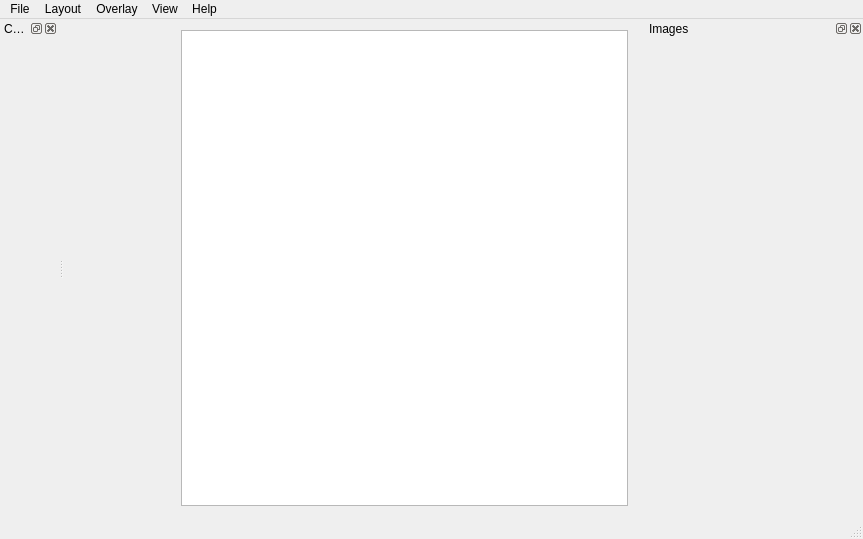
Above: mainwindow.ui from GIBIS-UNIFESP/BIAL-GUI before the change. Below: the same form after it.
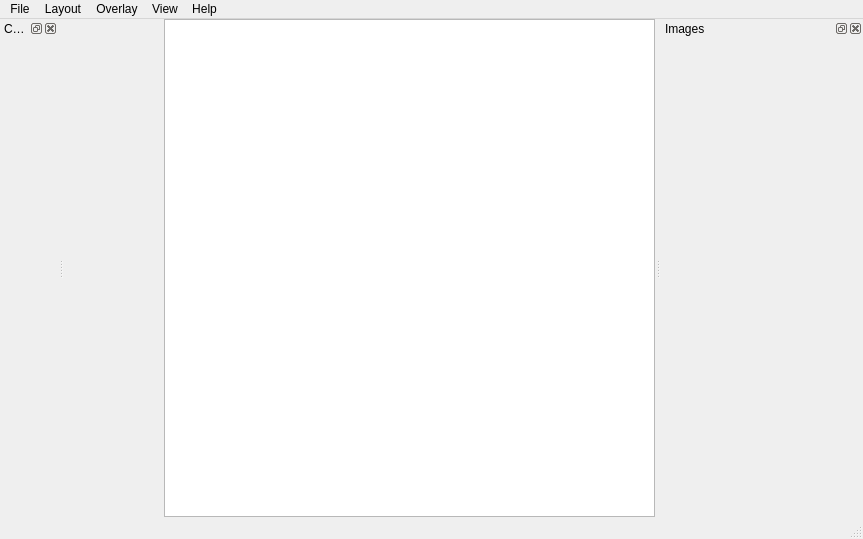
That is the form after the change. Icons and pictures are not drawn. Custom widgets are drawn as their Qt base class.

```diff
--- a/mainwindow.ui
+++ b/mainwindow.ui
@@ -28,6 +28,21 @@
   </property>
   <widget class="QWidget" name="centralWidget">
    <layout class="QGridLayout" name="gridLayout_7">
+    <property name="leftMargin">
+     <number>0</number>
+    </property>
+    <property name="topMargin">
+     <number>0</number>
+    </property>
+    <property name="rightMargin">
+     <number>0</number>
+    </property>
+    <property name="bottomMargin">
+     <number>0</number>
+    </property>
+    <property name="spacing">
+     <number>0</number>
+    </property>
     <item row="0" column="1">
      <widget class="QGraphicsView" name="logoView">
       <property name="focusPolicy">
@@ -222,7 +237,7 @@
        </property>
        <property name="minimumSize">
         <size>
-         <width>200</width>
+         <width>180</width>
          <height>0</height>
         </size>
        </property>
```
Left out of the diff: 2 changed lines with no effect on the pictures.
